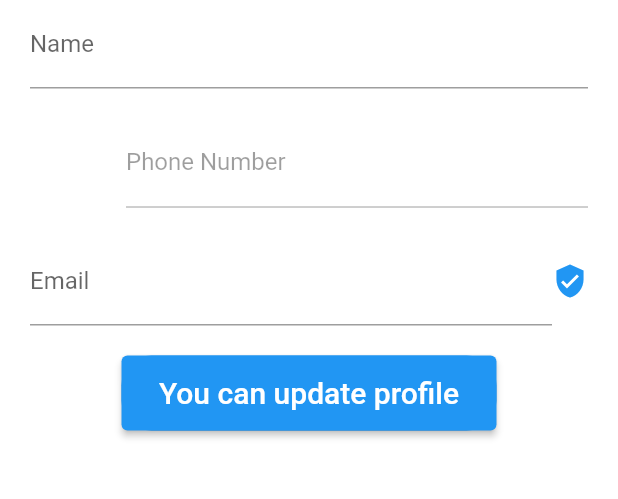
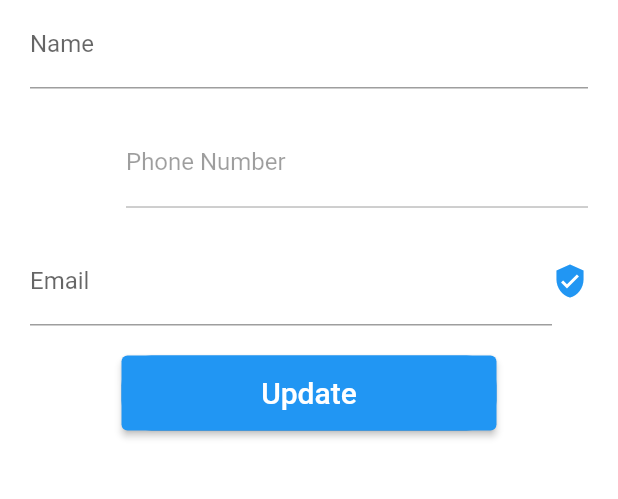
Before and after one commit to gulzarNabeel/gulzarNabeel, a Flutter app: the ProfileVC screen opened directly with empty values, on a phone screen of 412 x 824 dp, the part 354-853 px from its top. Run offline on Flutter 3.47's test engine with Material 2 defaults, Android fonts, the phone set to English and light mode, and no system bars; our stand-ins replace cloud_firestore, firebase_auth, firebase_core, firebase_storage, image_cropper, image_picker and 2 more; missing offline and left inert: country_calling_code_picker, dart:ffi; accounts and stored records are empty; statements that could not run were skipped.

Commit message:
no message

```diff
--- a/lib/Screens/ProfileVC.dart
+++ b/lib/Screens/ProfileVC.dart
@@ -83,8 +83,8 @@ class _ProfilePageState extends State<ProfileVC> {
               value2) {
             currentUser.profilePictureUrl = value;
             currentUser.updateData() ;
-            imageFile = null;
-            Timer.periodic(Duration(milliseconds: 500), (timer) {
+            Timer.periodic(Duration(seconds: 5), (timer) {
+              imageFile = null;
               timer.cancel();
               initState();
             });
@@ -208,10 +208,7 @@ class _ProfilePageState extends State<ProfileVC> {
                 onPressed: () {
                   updateProfile(context);
                 },
-                child: Text(
-                  ((textFieldEmail.textFieldIn.controller?.text ?? '') == Utility().getUserData().email && (textFieldName.textFieldIn.controller?.text ?? '') == Utility().getUserData().name && imageFile == null) ? 'You can update profile' : 'Update',
-                  style: TextStyle(color: Colors.white, fontSize: 20),
-                ),
+                child: Text('Update', style: TextStyle(color: Colors.white, fontSize: 20)),
               ),
             ),
           ],
@@ -331,41 +328,16 @@ class _ProfilePageState extends State<ProfileVC> {
     );
     if (pickedFile != null) {
       croppingImage(File(pickedFile.path));
-      // Navigator.push(context,  MaterialPageRoute(
-      //   builder: (context) => DisplayPictureScreen(imagePath: File(pickedFile.path), onClose: (String value) {
-      //     setState(() {
-      //       imageFile = File(pickedFile.path);
-      //       Timer.periodic(Duration(milliseconds: 500), (timer) {
-      //         timer.cancel();
-      //         initState();
-      //       });
-      //     });
-      //   }),
-      // ),
-      // );
     }
   }
 
   /// Get from Camera
   _getFromCamera() async {
-
     final pickedFile = await ImagePicker().pickImage(
       source: ImageSource.camera
     );
     if (pickedFile != null) {
       croppingImage(File(pickedFile.path));
-      // Navigator.push(context,  MaterialPageRoute(
-      //     builder: (context) => DisplayPictureScreen(imagePath: File(pickedFile.path), onClose: (String value) {
-      //       setState(() {
-      //         imageFile = File(pickedFile.path);
-      //         Timer.periodic(Duration(milliseconds: 500), (timer) {
-      //           timer.cancel();
-      //           initState();
-      //         });
-      //       });
-      //     }),
-      //   ),
-      // );
     }
   }
 
@@ -383,10 +355,7 @@ class _ProfilePageState extends State<ProfileVC> {
     if(croppedFile!=null){
       setState(() {
         imageFile = File(croppedFile.path);
-        Timer.periodic(Duration(milliseconds: 500), (timer) {
-          timer.cancel();
-          initState();
-        });
+        initState();
       });
     }
   }
```
Also changed, not shown: 1 other file.
